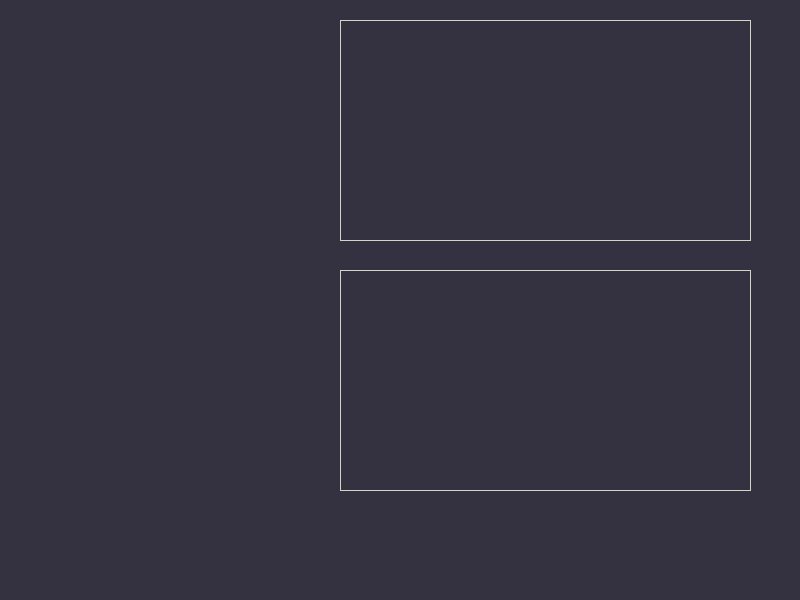
First picture: the form in deckwindow.ui, repository sunnibn/deck_ui, before the edit.
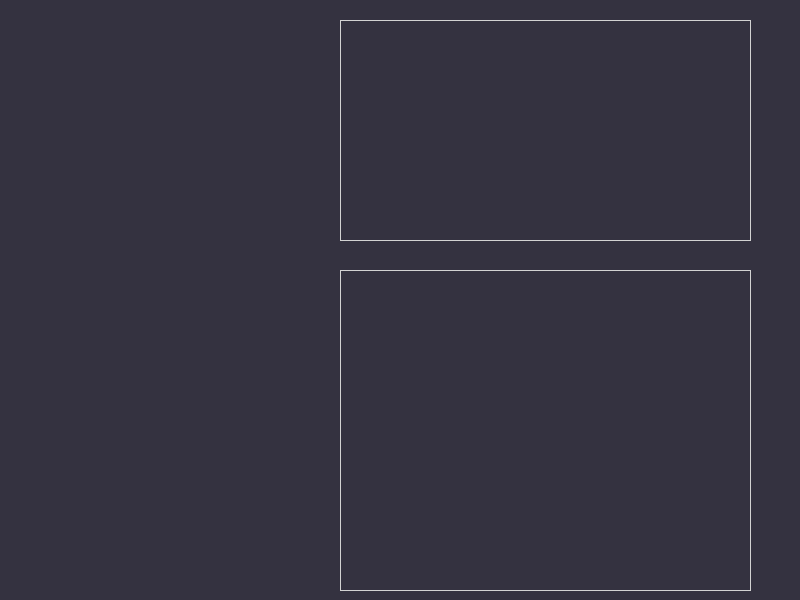
Second picture: the form after the edit. Custom widgets are drawn as their Qt base class.

```diff
--- a/deckwindow.ui
+++ b/deckwindow.ui
@@ -49,7 +49,7 @@
       <x>340</x>
       <y>270</y>
       <width>411</width>
-      <height>221</height>
+      <height>321</height>
      </rect>
     </property>
     <property name="styleSheet">
```
